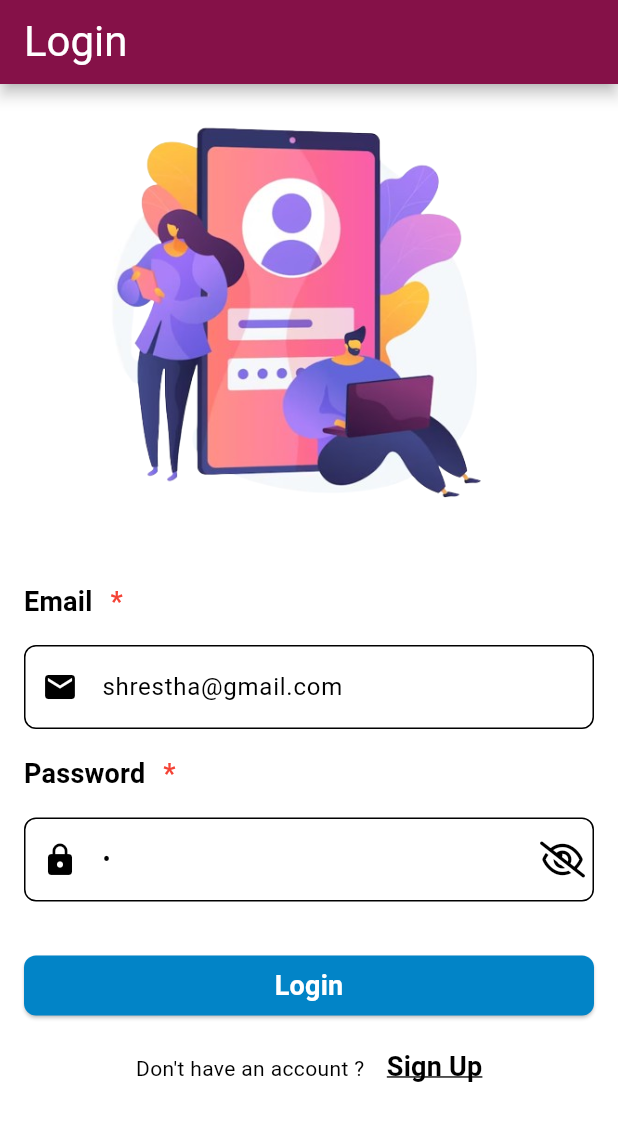
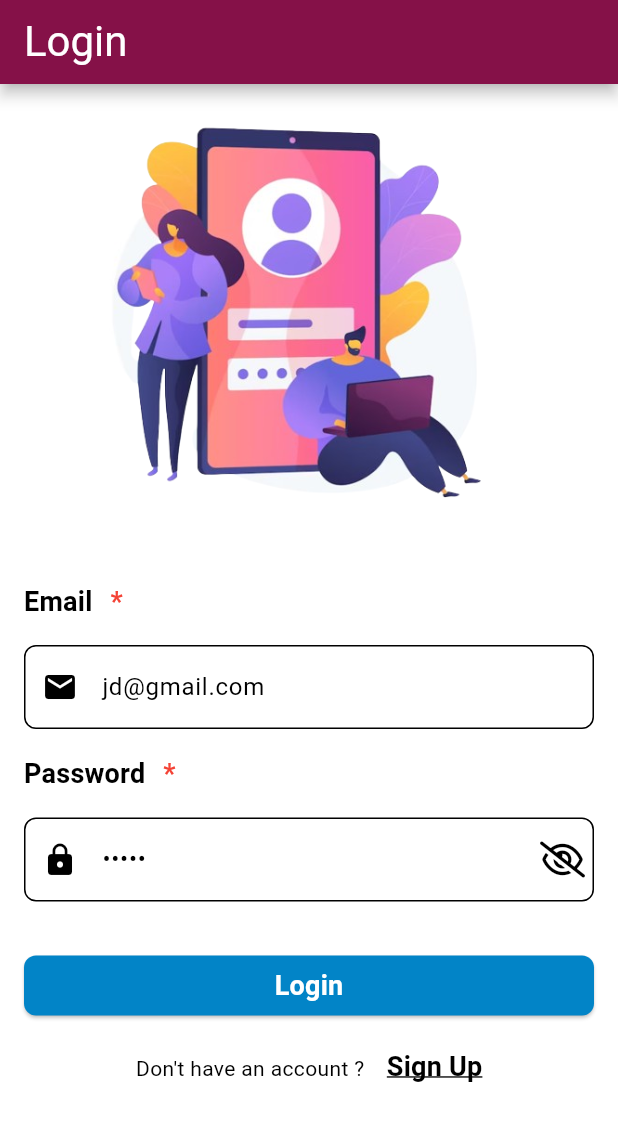
Before and after one commit to sanjiv576/UI-UX_Table_Booking, a Flutter app: the screen it shows after launch, item 4 of the bottom bar chosen, after a tap on the "logout" icon, on a phone screen of 412 x 824 dp. Shown: the top 1121 px of the screen. Run offline on Flutter 3.47's test engine with Material 3 defaults, Android fonts, the phone set to English and light mode, and no system bars; our stand-ins replace awesome_snackbar_content, dartz, flutter_local_notifications, flutter_riverpod, fluttertoast, font_awesome_flutter and 4 more; missing offline and left inert: flutter_phone_direct_caller, super_tooltip; accounts and stored records are empty.

Commit message:
implement user login

```diff
--- a/lib/views/auth/login_view.dart
+++ b/lib/views/auth/login_view.dart
@@ -1,9 +1,6 @@
-import 'dart:developer';
-
 import 'package:awesome_snackbar_content/awesome_snackbar_content.dart';
 import 'package:flutter/material.dart';
 import 'package:flutter_riverpod/flutter_riverpod.dart';
-import 'package:fluttertoast/fluttertoast.dart';
 import 'package:font_awesome_flutter/font_awesome_flutter.dart';
 import '../../common/widgets/snackbar_message_widget.dart';
 
@@ -27,8 +24,8 @@ class _LoginViewState extends ConsumerState<LoginView> {
 
   bool hidePasswordValue = true;
 
-  final _emailController = TextEditingController(text: 'shrestha@gmail.com');
-  final _passwordController = TextEditingController(text: 'a');
+  final _emailController = TextEditingController(text: 'jd@gmail.com');
+  final _passwordController = TextEditingController(text: 'jd123');
   final keyboardType = TextInputType.name;
 
   @override
@@ -49,8 +46,6 @@ class _LoginViewState extends ConsumerState<LoginView> {
       String email = _emailController.text.trim();
       String password = _passwordController.text.trim();
 
-      log('Email: $email, Password: $password');
-
       var result = User.signIn(email: email, password: password);
 
       result.fold((fail) {
@@ -60,8 +55,10 @@ class _LoginViewState extends ConsumerState<LoginView> {
           targetMessage: fail.error,
           type: ContentType.failure,
         );
-      }, (r) => Navigator.pushNamed(context, AppRoutes.navigationRoute));
-
+      }, (r) {
+        _resetControllers();
+        Navigator.pushNamed(context, AppRoutes.navigationRoute);
+      });
     }
   }
 
```
